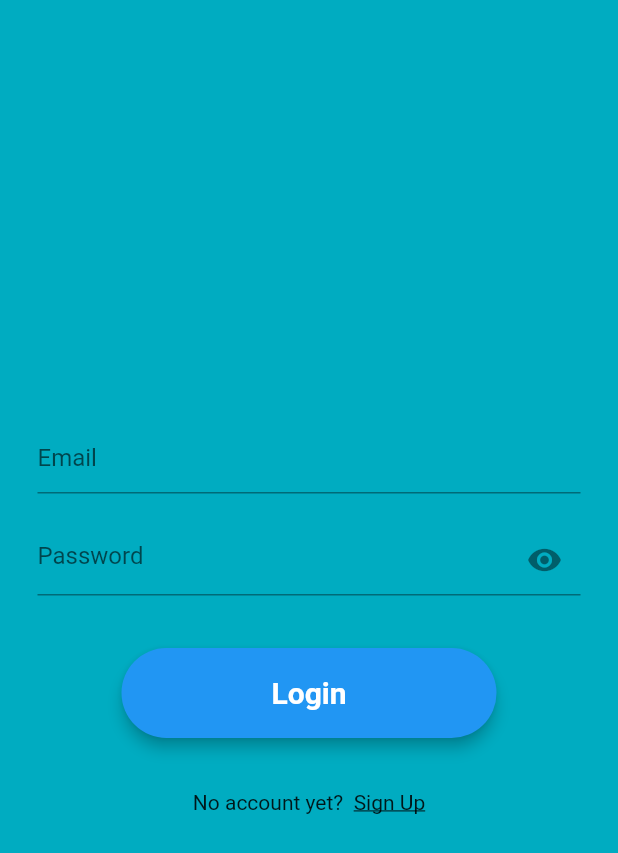
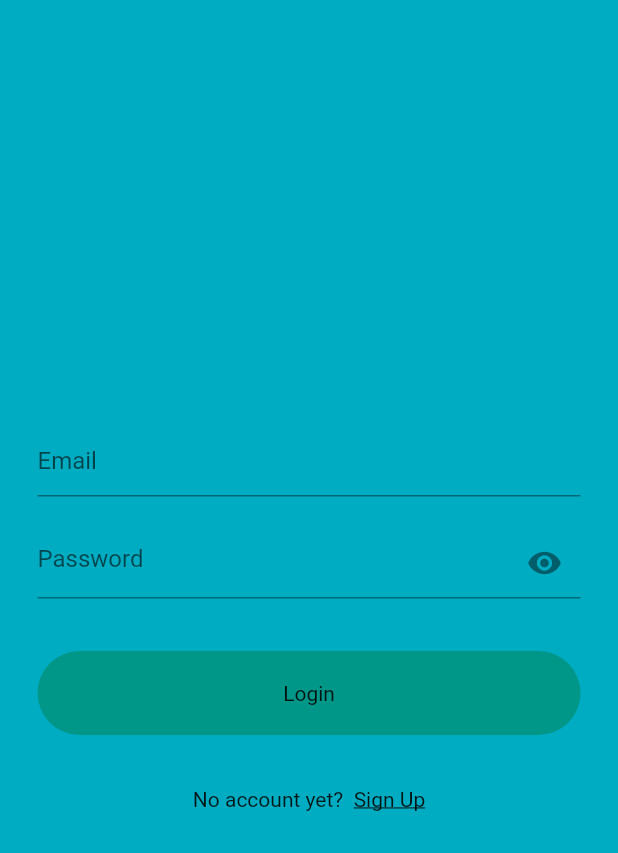
Before and after one commit to Harini-Sritharar/A-Level-Computing-Project, a Flutter app: the screen it shows after launch, on a phone screen of 412 x 824 dp. Shown: the top 853 px of the screen. Run offline on Flutter 3.47's test engine with Material 2 defaults, Android fonts, the phone set to English and light mode, and no system bars; our stand-ins replace auto_size_text, firebase_auth; accounts and stored records are empty; Roboto replaces fonts that are missing (Montserrat); project files that could hold a hidden picture were left out.

Commit message:
Worked on implementing signin function on login

```diff
--- a/Iteration 1/lib/screens/preset_quizzes_menu.dart
+++ b/Iteration 1/lib/screens/preset_quizzes_menu.dart
@@ -50,6 +50,7 @@ class PresetMenu extends StatelessWidget {
                   );
                 },
               ),
+              SizedBox(height: 35),
               GenericButton(
                 "Probability A2",
                 () {
--- a/Iteration 1/lib/screens/welcome_screen.dart
+++ b/Iteration 1/lib/screens/welcome_screen.dart
@@ -13,8 +13,14 @@ class WelcomeScreen extends StatefulWidget {
 }
 
 class _WelcomeScreenState extends State<WelcomeScreen> {
-  //final _formKey = GlobalKey<FormState>();
-  late String username, password;
+  final _formKey = GlobalKey<FormState>();
+  late String email, password;
+
+  signIn(){
+    if (_formKey.currentState!.validate()) {
+
+    }
+  }
   bool isObscure = true;
   TextStyle style = TextStyle(fontFamily: 'Montserrat', fontSize: 20.0);
   @override
@@ -31,19 +37,19 @@ class _WelcomeScreenState extends State<WelcomeScreen> {
             mainAxisAlignment: MainAxisAlignment.center,
             children: <Widget>[
               TextFormField(
-                controller: myController,
-                //validator: (val){return val!.isEmpty ? "Enter Username" : null;},
+                //controller: myController,
+                validator: (val) {return val!.isEmpty ? "Enter Email" : null;},
                 decoration: InputDecoration(
                   hintText: "Email"
                 ),
                 onChanged: (val){
-                  username = val;
+                  email = val;
                 },
               ),
               SizedBox(height: 20),
               TextFormField(
                 obscureText: isObscure,
-                //validator: (val){return val!.isEmpty ? "Enter Password" : null;},
+                validator: (val) {return val!.isEmpty ? "Enter Password" : null;},
                 decoration: InputDecoration(
                   hintText: "Password",
                   suffixIcon:IconButton(
@@ -58,8 +64,24 @@ class _WelcomeScreenState extends State<WelcomeScreen> {
                 },
               ),
               SizedBox(height: 35),
-                GenericButton("Login", () {
-                  Navigator.push(context,MaterialPageRoute(builder: (context) =>HomeScreen(name: myController.text)));}),
+
+              GestureDetector(
+                onTap: () {
+                  signIn();
+                },
+                child: Container(
+                  padding: EdgeInsets.symmetric(vertical: 20),
+                  decoration: BoxDecoration(
+                    color: Colors.teal,
+                    borderRadius: BorderRadius.circular(30)
+                  ),
+                  alignment: Alignment.center,
+                  width: MediaQuery.of(context).size.width - 40,
+                  child: Text("Login"),
+                )
+                  // child: GenericButton("Login", () {
+                  //   Navigator.push(context,MaterialPageRoute(builder: (context) =>HomeScreen(name: myController.text)));}),
+                ),
               SizedBox(height: 35),
               Row(
                 mainAxisAlignment: MainAxisAlignment.center,
```
